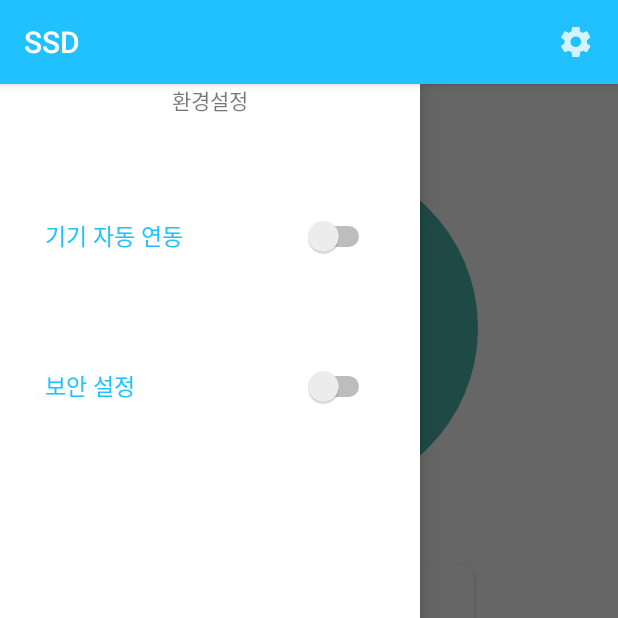
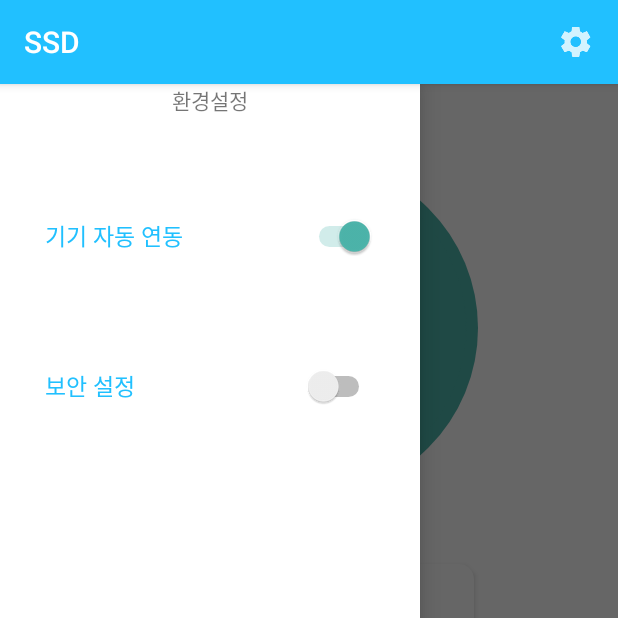
Before and after one commit to yuntackkoo/Android, an Android app: the screen it shows after launch (MainActivity), with the side drawer open, on a phone screen of 412 x 824 dp, the top half of it. Run offline under Robolectric (Android 15) with nearby library versions, the phone set to English and light mode, and no system bars.

Commit message:
06-06 19:57 구윤택
옵션 저장

```diff
--- /dev/null
+++ b/SSD/app/src/main/java/ssd/app/ConfigDataManager.java
@@ -0,0 +1,41 @@
+package ssd.app;
+
+import android.content.Context;
+import android.content.SharedPreferences;
+
+import config.ConfigData;
+
+/**
+ * Created by Koo on 2017-04-23.
+ */
+
+public class ConfigDataManager {
+    private static final ConfigDataManager ourInstance = new ConfigDataManager();
+    private static Context context = null;
+    private SharedPreferences share;
+    private SharedPreferences.Editor edit;
+
+    public static ConfigDataManager getInstance(Context c) {
+        context = c.getApplicationContext();
+        return ourInstance;
+    }
+
+    private ConfigDataManager() {
+    }
+
+    public ConfigData getData(){
+        ConfigData d = new ConfigData();
+        share = context.getApplicationContext().getSharedPreferences("data",Context.MODE_PRIVATE);
+        d.setAuto_update(share.getBoolean("Auto_Update",true));
+        d.setLock(share.getBoolean("LOCK",false));
+        return d;
+    }
+
+    public void saveData(ConfigData d){
+        edit = context.getApplicationContext().getSharedPreferences("data",Context.MODE_PRIVATE).edit();
+        edit.clear();
+        edit.putBoolean("Auto_Update",d.isAuto_update());
+        edit.putBoolean("LOCK",d.isLock());
+        edit.commit();
+    }
+}
--- a/SSD/app/src/main/java/ssd/app/MainActivity.java
+++ b/SSD/app/src/main/java/ssd/app/MainActivity.java
@@ -17,19 +17,28 @@ import android.widget.CompoundButton;
 import android.widget.EditText;
 import android.widget.Switch;
 
+import config.ConfigData;
+
 public class MainActivity extends AppCompatActivity {
 
     public AsyncTask btTask;
     DrawerLayout mDrawer;
     Switch sw_pw;
+    Switch sw_auto;
+    ConfigData config;
 
     @Override
     protected void onCreate(Bundle savedInstanceState) {
         super.onCreate(savedInstanceState);
         setContentView(R.layout.activity_main);
+        config = ConfigDataManager.getInstance(this).getData();
 
         sw_pw = (Switch) findViewById(R.id.switch_pw);
+        sw_auto = (Switch) findViewById(R.id.switch_autoupdate);
         mDrawer = (DrawerLayout) findViewById(R.id.drawer);
+
+        sw_pw.setChecked(config.isLock());
+        sw_auto.setChecked(config.isAuto_update());
 
         sw_pw.setOnCheckedChangeListener(new CompoundButton.OnCheckedChangeListener() {
             @Override
@@ -54,7 +63,6 @@ public class MainActivity extends AppCompatActivity {
                 });
 
                 dialog_SetPW.show();
-
             }
         });
     }
@@ -136,7 +144,21 @@ public class MainActivity extends AppCompatActivity {
         }
         catch (Exception e) { }
 
+        if(config != null){
+            config.setAuto_update(sw_auto.isChecked());
+            config.setLock(sw_pw.isChecked());
+            ConfigDataManager.getInstance(this).saveData(config);
+        }
         super.onDestroy();
     }
 
+    @Override
+    protected void onPause() {
+        if(config != null){
+            config.setAuto_update(sw_auto.isChecked());
+            config.setLock(sw_pw.isChecked());
+            ConfigDataManager.getInstance(this).saveData(config);
+        }
+        super.onPause();
+    }
 }
--- a/SSD/app/src/main/res/layout/activity_main.xml
+++ b/SSD/app/src/main/res/layout/activity_main.xml
@@ -55,12 +55,15 @@
             android:text="환경설정" />
 
         <Switch
-            android:layout_width="220dp" android:layout_height="100dp"
-            android:layout_marginTop="30dp" android:layout_gravity="center_horizontal"
-            android:text="기기 자동 연동" android:textSize="15sp"
+            android:id="@+id/switch_autoupdate"
+            android:layout_width="220dp"
+            android:layout_height="100dp"
+            android:layout_gravity="center_horizontal"
+            android:layout_marginTop="30dp"
+            android:text="기기 자동 연동"
             android:textColor="@color/colorPrimaryDark"
 
-            android:id="@+id/switch_autolinkage" />
+            android:textSize="15sp" />
 
         <Switch
             android:layout_width="220dp" android:layout_height="100dp"
--- a/SSD/lea_library/src/main/java/config/ConfigData.java
+++ b/SSD/lea_library/src/main/java/config/ConfigData.java
@@ -8,28 +8,19 @@ import java.util.ArrayList;
  * Created by Koo on 2017-04-22.
  */
 public class ConfigData implements Serializable{
-    private boolean auto_update = true;
-    private int angle = 45;
-    private ArrayList<String> User = new ArrayList<>();
-    private ArrayList<String> Device = new ArrayList<>();
+    private boolean auto_update = true; //자동 업데이트
+    private boolean lock = false; //2차보안
 
     public void setAuto_update(boolean auto_update) {
         this.auto_update = auto_update;
     }
-    public void setAngle(int angle) {
-        this.angle = angle;
-    }
     public boolean isAuto_update() {
         return auto_update;
     }
-    public int getAngle() {
-        return angle;
+    public boolean isLock() {
+        return lock;
     }
-    public ArrayList<String> getUser() {
-        return User;
-    }
-
-    public ArrayList<String> getDevice() {
-        return Device;
+    public void setLock(boolean lock) {
+        this.lock = lock;
     }
 }
```
